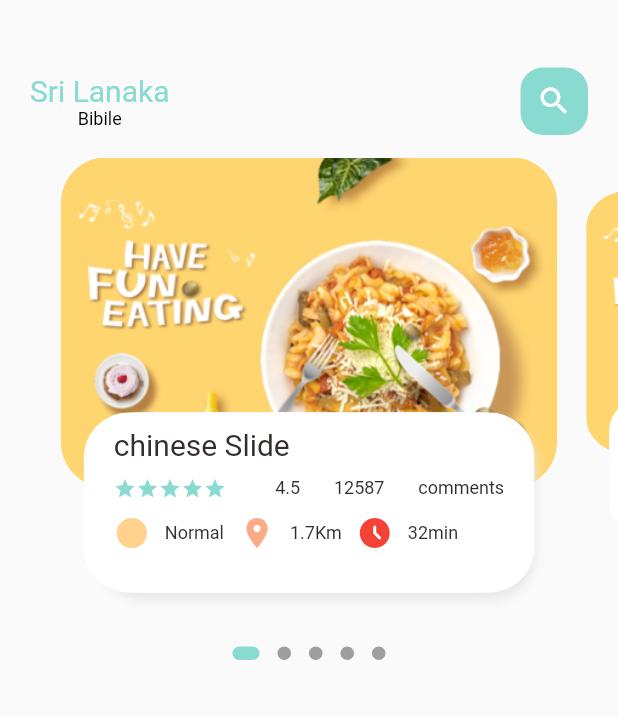
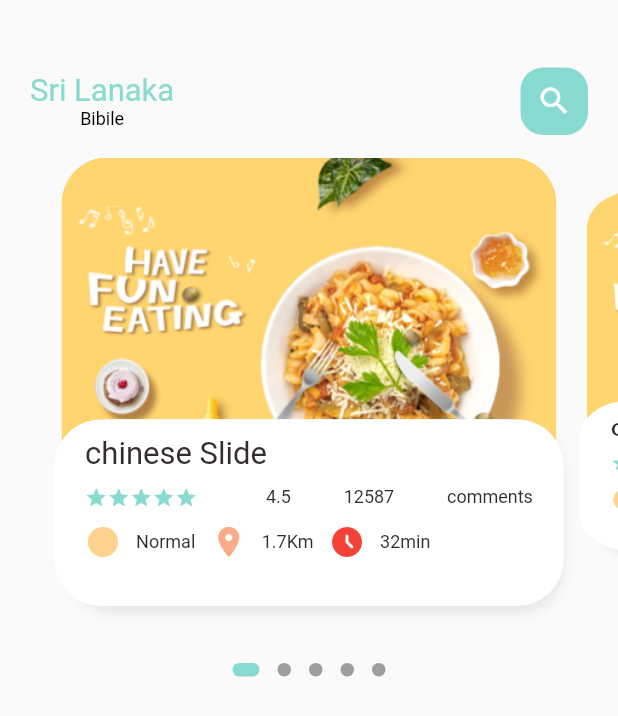
Before and after one commit to poornakani/food_Delivary_FlutterApp, a Flutter app: the screen it shows after launch, on a phone screen of 412 x 824 dp. Shown: the top 716 px of the screen. Run offline on Flutter 3.47's test engine with Material 2 defaults, Android fonts, the phone set to English and light mode, and no system bars; drawn by our look-alikes of dots_indicator; our stand-ins replace get.

Commit message:
2022/03/05 adding new dimensions

```diff
--- a/lib/home/food_page_body.dart
+++ b/lib/home/food_page_body.dart
@@ -1,6 +1,7 @@
 import 'package:dots_indicator/dots_indicator.dart';
 import 'package:flutter/material.dart';
 import 'package:fooddelivary/utils/colors.dart';
+import 'package:fooddelivary/utils/dimensions.dart';
 import 'package:fooddelivary/widgets/big_text.dart';
 import 'package:fooddelivary/widgets/icons_and_text.dart';
 import 'package:fooddelivary/widgets/small_text.dart';
@@ -16,7 +17,7 @@ class _FoodPageBodyState extends State<FoodPageBody> {
   PageController pageController = PageController(viewportFraction: 0.85);
   var _curretPageValue = 0.0;
   double _scaleFactor = 0.8;
-  double height = 220;
+  double height = Dimensions.pageViewContainer;
 
   @override
   void initState() {
@@ -36,11 +37,12 @@ class _FoodPageBodyState extends State<FoodPageBody> {
 
   @override
   Widget build(BuildContext context) {
+    print(MediaQuery.of(context).size.height.toString());
     return Column(
       children: [
         Container(
           // color: Colors.red,
-          height: 320,
+          height: Dimensions.pageView,
           child: PageView.builder(
               controller: pageController,
               itemCount: 5,
@@ -56,7 +58,7 @@ class _FoodPageBodyState extends State<FoodPageBody> {
             size: const Size.square(9.0),
             activeSize: const Size(18.0, 9.0),
             activeShape: RoundedRectangleBorder(
-                borderRadius: BorderRadius.circular(5.0)),
+                borderRadius: BorderRadius.circular(Dimensions.radius5)),
           ),
         )
       ],
@@ -95,10 +97,10 @@ class _FoodPageBodyState extends State<FoodPageBody> {
       child: Stack(
         children: [
           Container(
-            height: 220,
-            margin: EdgeInsets.only(left: 10, right: 10),
+            height: Dimensions.pageViewContainer,
+            margin: EdgeInsets.only(left: Dimensions.width10, right: Dimensions.width10),
             decoration: BoxDecoration(
-                borderRadius: BorderRadius.circular(30),
+                borderRadius: BorderRadius.circular(Dimensions.radius30),
                 color: Colors.amber,
                 image: DecorationImage(
                     fit: BoxFit.cover,
@@ -107,10 +109,10 @@ class _FoodPageBodyState extends State<FoodPageBody> {
           Align(
             alignment: Alignment.bottomCenter,
             child: Container(
-              height: 120,
-              margin: EdgeInsets.only(left: 30, right: 30, bottom: 30),
+              height: Dimensions.pageViewTextContainer,
+              margin: EdgeInsets.only(left: Dimensions.width10, right: Dimensions.width10, bottom: Dimensions.heigth30),
               decoration: BoxDecoration(
-                  borderRadius: BorderRadius.circular(30),
+                  borderRadius: BorderRadius.circular(Dimensions.radius30),
                   color: Colors.white,
                   boxShadow: [
                     BoxShadow(
@@ -121,7 +123,7 @@ class _FoodPageBodyState extends State<FoodPageBody> {
                     BoxShadow(color: Colors.white, offset: Offset(5, 0)),
                   ]),
               child: Container(
-                padding: EdgeInsets.only(top: 10, left: 15, right: 15),
+                padding: EdgeInsets.only(top: Dimensions.height10, left: Dimensions.width15, right: Dimensions.width15),
                 child: Column(
                   crossAxisAlignment: CrossAxisAlignment.start,
                   children: [
@@ -145,21 +147,21 @@ class _FoodPageBodyState extends State<FoodPageBody> {
                                   )),
                         ),
                         SizedBox(
-                          width: 20,
+                          width: Dimensions.width20,
                         ),
                         SmallText(text: "4.5"),
                         SizedBox(
-                          width: 10,
+                          width: Dimensions.width10,
                         ),
                         SmallText(text: "12587"),
                         SizedBox(
-                          width: 10,
+                          width: Dimensions.width10,
                         ),
                         SmallText(text: "comments"),
                       ],
                     ),
                     SizedBox(
-                      height: 10,
+                      height: Dimensions.height10,
                     ),
                     Row(
                       children: [
@@ -168,14 +170,15 @@ class _FoodPageBodyState extends State<FoodPageBody> {
                             text: "Normal",
                             iconColor: AppColors.iconColor1),
                         SizedBox(
-                          width: 10,
+                          width: Dimensions.width10,
+
                         ),
                         IconAndTextWidget(
                             icon: Icons.location_on,
                             text: "1.7Km",
                             iconColor: AppColors.iconColor2),
                         SizedBox(
-                          width: 10,
+                          width: Dimensions.width10,
                         ),
                         IconAndTextWidget(
                             icon: Icons.access_time_filled_rounded,
--- a/lib/main.dart
+++ b/lib/main.dart
@@ -1,5 +1,6 @@
 import 'package:flutter/material.dart';
 import 'package:fooddelivary/home/main_food_page.dart';
+import 'package:get/get_navigation/src/root/get_material_app.dart';
 
 void main() {
   runApp(const MyApp());
@@ -11,7 +12,7 @@ class MyApp extends StatelessWidget {
   // This widget is the root of your application.
   @override
   Widget build(BuildContext context) {
-    return MaterialApp(
+    return GetMaterialApp(
       debugShowCheckedModeBanner: false,
       title: 'food delivary app',
       theme: ThemeData(
--- a/lib/utils/dimensions.dart
+++ b/lib/utils/dimensions.dart
@@ -0,0 +1,30 @@
+import 'package:get/get.dart';
+
+class Dimensions{
+  //getting size using getx and context
+  static double screenHeight = Get.context!.height;
+  static double screenWidth = Get.context!.width;
+  // to get the screen/x value take the screen size you want and divide it with widget size 797/220=3.622
+// page cintainer details
+  static double pageViewContainer = screenHeight/3.622;
+  static double pageViewTextContainer = screenHeight/6.64;
+  static double pageView = screenHeight/2.49;
+
+  //sizes of heigth and width
+  static double height10 = screenHeight/79.7;
+  static double heigth30 = screenHeight/25.66;
+  static double width10 = screenHeight/79.7;
+  static double width15 = screenHeight/53.13;
+  static double width20 = screenHeight/39.85;
+
+
+  //font details
+  static double font20 = screenHeight/39.85;
+
+  //radius details
+  static double radius20 = screenHeight/39.85;
+  static double radius30 = screenHeight/26.66;
+  static double radius5 = screenHeight/159.4;
+
+
+}
--- a/lib/widgets/big_text.dart
+++ b/lib/widgets/big_text.dart
@@ -1,5 +1,6 @@
 import 'package:flutter/cupertino.dart';
 import 'package:flutter/material.dart';
+import 'package:fooddelivary/utils/dimensions.dart';
 
 class BigText extends StatelessWidget {
    Color? color;
@@ -11,7 +12,7 @@ class BigText extends StatelessWidget {
     this.color= const Color(0xFF89dad0),
     required this.text,
     this.overflow=TextOverflow.ellipsis,
-    this.size = 20.0
+    this.size =0
 
   }) : super(key: key);
 
@@ -25,7 +26,7 @@ class BigText extends StatelessWidget {
         fontFamily: 'Roboto',
         color: color,
         fontWeight: FontWeight.w400,
-        fontSize: size
+        fontSize: size==0 ? Dimensions.font20: size
 
       )),
     );
```
